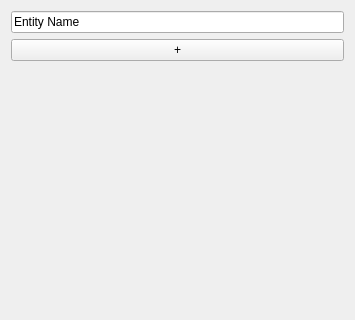
This is SuSto-Engine-QT/inspector.ui in SimonStoyanov/SuSto-Engine-QT as Qt 5 draws it before an edit; both pictures show x 0 to 355 and y 0 to 320 of the 355 by 579 pixel window. The edited form follows.
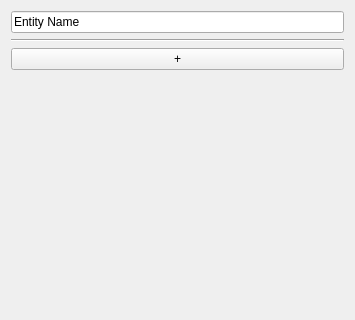
This is the edited form.

What changed in the file:
```diff
--- a/SuSto-Engine-QT/inspector.ui
+++ b/SuSto-Engine-QT/inspector.ui
@@ -37,6 +37,13 @@
      </property>
     </layout>
    </item>
+   <item>
+    <widget class="Line" name="line">
+     <property name="orientation">
+      <enum>Qt::Horizontal</enum>
+     </property>
+    </widget>
+   </item>
    <item>
     <widget class="QPushButton" name="addComponentButton">
      <property name="sizePolicy">
@@ -58,7 +65,7 @@
      <property name="sizeHint" stdset="0">
       <size>
        <width>20</width>
-       <height>532</height>
+       <height>40</height>
       </size>
      </property>
     </spacer>
```
